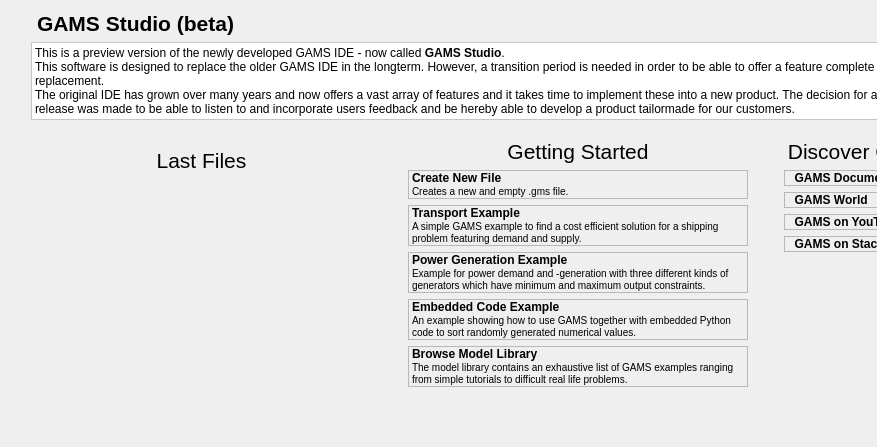
Above: src/welcomepage.ui from GAMS-dev/studio before the change; both pictures show x 0 to 877 and y 0 to 447 of the 972 by 767 pixel window. Below: the same form after it.
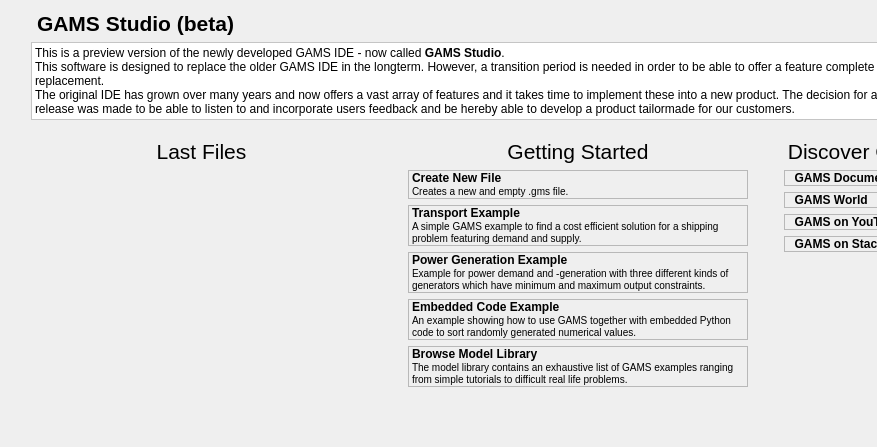
That is the form after the change. Icons and pictures are not drawn. Custom widgets are drawn as their Qt base class.

Commit message: added scrollarea for col 2

```diff
--- a/src/welcomepage.ui
+++ b/src/welcomepage.ui
@@ -34,6 +34,9 @@
   <layout class="QVBoxLayout" name="verticalLayout">
    <item>
     <layout class="QVBoxLayout" name="vl_parent">
+     <property name="sizeConstraint">
+      <enum>QLayout::SetNoConstraint</enum>
+     </property>
      <property name="topMargin">
       <number>0</number>
      </property>
@@ -133,11 +136,41 @@
          <property name="sizeConstraint">
           <enum>QLayout::SetNoConstraint</enum>
          </property>
+         <item>
+          <widget class="QLabel" name="label_lastFiles">
+           <property name="sizePolicy">
+            <sizepolicy hsizetype="Preferred" vsizetype="Preferred">
+             <horstretch>0</horstretch>
+             <verstretch>0</verstretch>
+            </sizepolicy>
+           </property>
+           <property name="font">
+            <font>
+             <pointsize>16</pointsize>
+            </font>
+           </property>
+           <property name="contextMenuPolicy">
+            <enum>Qt::NoContextMenu</enum>
+           </property>
+           <property name="text">
+            <string>Last Files</string>
+           </property>
+           <property name="alignment">
+            <set>Qt::AlignCenter</set>
+           </property>
+          </widget>
+         </item>
          <item>
           <widget class="QScrollArea" name="sa_lastFiles">
            <property name="frameShape">
             <enum>QFrame::NoFrame</enum>
            </property>
+           <property name="horizontalScrollBarPolicy">
+            <enum>Qt::ScrollBarAlwaysOff</enum>
+           </property>
+           <property name="sizeAdjustPolicy">
+            <enum>QAbstractScrollArea::AdjustToContents</enum>
+           </property>
            <property name="widgetResizable">
             <bool>true</bool>
            </property>
@@ -147,34 +180,25 @@
               <x>0</x>
               <y>0</y>
               <width>308</width>
-              <height>577</height>
+              <height>543</height>
              </rect>
             </property>
             <layout class="QVBoxLayout" name="verticalLayout_2">
-             <item>
-              <widget class="QLabel" name="label_19">
-               <property name="sizePolicy">
-                <sizepolicy hsizetype="Preferred" vsizetype="Preferred">
-                 <horstretch>0</horstretch>
-                 <verstretch>0</verstretch>
-                </sizepolicy>
-               </property>
-               <property name="font">
-                <font>
-                 <pointsize>16</pointsize>
-                </font>
-               </property>
-               <property name="contextMenuPolicy">
-                <enum>Qt::NoContextMenu</enum>
-               </property>
-               <property name="text">
-                <string>Last Files</string>
-               </property>
-               <property name="alignment">
-                <set>Qt::AlignCenter</set>
-               </property>
-              </widget>
-             </item>
+             <property name="sizeConstraint">
+              <enum>QLayout::SetNoConstraint</enum>
+             </property>
+             <property name="leftMargin">
+              <number>0</number>
+             </property>
+             <property name="topMargin">
+              <number>0</number>
+             </property>
+             <property name="rightMargin">
+              <number>0</number>
+             </property>
+             <property name="bottomMargin">
+              <number>0</number>
+             </property>
              <item>
               <layout class="QVBoxLayout" name="layout_lastFiles"/>
              </item>
@@ -234,7 +258,49 @@
           </widget>
          </item>
          <item>
+          <widget class="QScrollArea" name="sa_gettingStarted">
+           <property name="sizePolicy">
+            <sizepolicy hsizetype="MinimumExpanding" vsizetype="MinimumExpanding">
+             <horstretch>0</horstretch>
+             <verstretch>0</verstretch>
+            </sizepolicy>
+           </property>
+           <property name="frameShape">
+            <enum>QFrame::NoFrame</enum>
+           </property>
+           <property name="horizontalScrollBarPolicy">
+            <enum>Qt::ScrollBarAlwaysOff</enum>
+           </property>
+           <property name="widgetResizable">
+            <bool>true</bool>
+           </property>
+           <widget class="QWidget" name="scrollAreaWidgetContents_2">
+            <property name="geometry">
+             <rect>
+              <x>0</x>
+              <y>0</y>
+              <width>307</width>
+              <height>537</height>
+             </rect>
+            </property>
+            <layout class="QVBoxLayout" name="verticalLayout_3">
+             <property name="leftMargin">
+              <number>0</number>
+             </property>
+             <property name="topMargin">
+              <number>0</number>
+             </property>
+             <property name="rightMargin">
+              <number>0</number>
+             </property>
+             <property name="bottomMargin">
+              <number>0</number>
+             </property>
+             <item>
           <layout class="QVBoxLayout" name="vl_examplelist">
+               <property name="sizeConstraint">
+                <enum>QLayout::SetNoConstraint</enum>
+               </property>
            <property name="bottomMargin">
             <number>0</number>
            </property>
@@ -357,8 +423,6 @@
              </property>
             </widget>
            </item>
-          </layout>
-         </item>
          <item>
           <spacer name="verticalSpacer_3">
            <property name="orientation">
@@ -372,6 +436,12 @@
            </property>
           </spacer>
          </item>
+              </layout>
+             </item>
+            </layout>
+           </widget>
+          </widget>
+         </item>
          <item>
           <spacer name="horizontalSpacer_12">
            <property name="orientation">
```
Left out of the diff: 12 changed lines with no effect on the pictures. Lines whose indentation alone changed are shown as unchanged.
